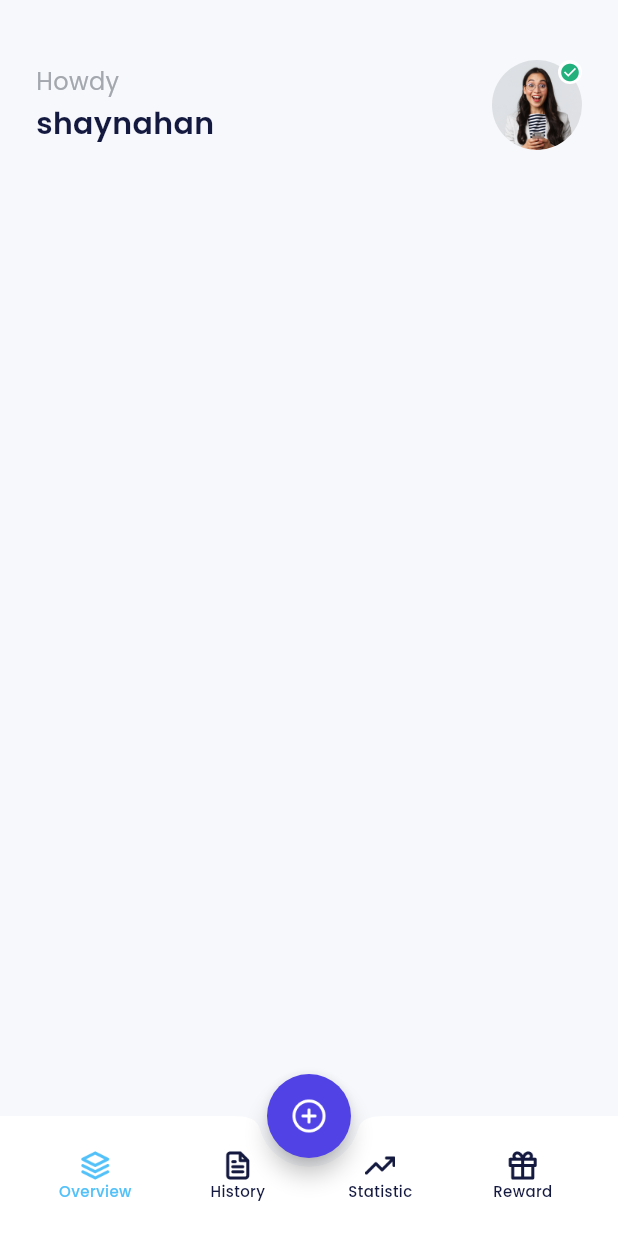
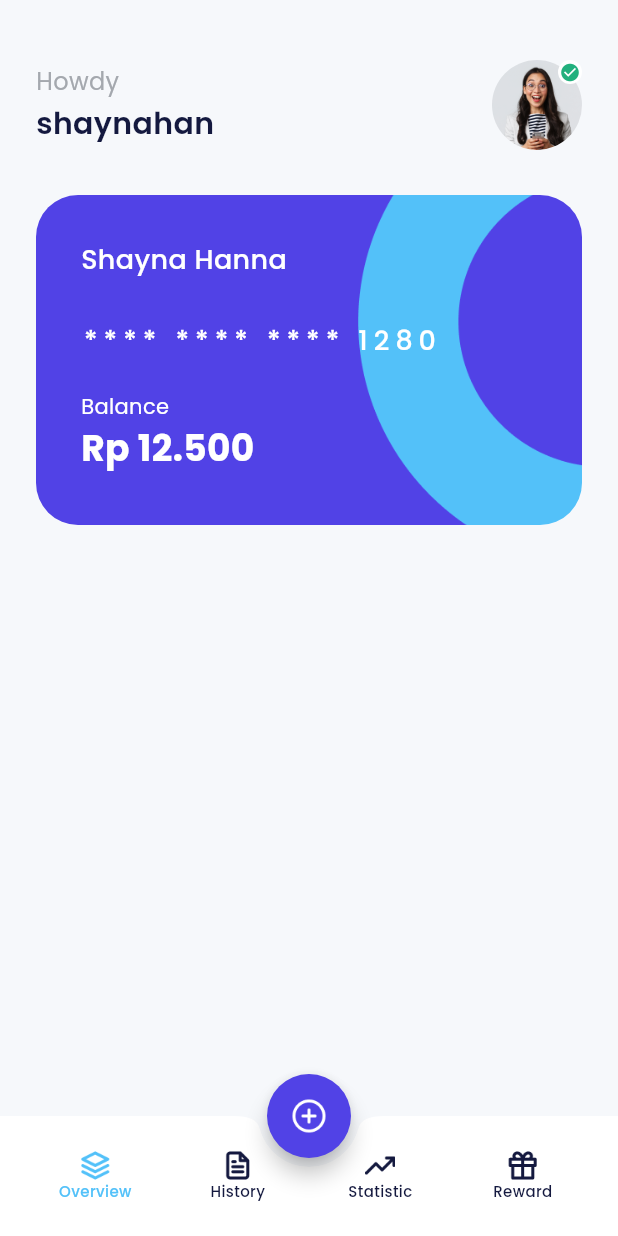
Before and after one commit to shandikadav/bank_sha, a Flutter app: the HomePage screen opened by its route, on a phone screen of 412 x 824 dp. Run offline on Flutter 3.47's test engine with Material 3 defaults, Android fonts, the phone set to English and light mode, and no system bars; our stand-ins replace carousel_slider, google_fonts.

```diff
--- a/lib/ui/pages/home_page.dart
+++ b/lib/ui/pages/home_page.dart
@@ -79,6 +79,7 @@ class HomePage extends StatelessWidget {
         ),
         children: [
           buildProfile(),
+          buildWalletCard(),
         ],
       ),
     );
@@ -145,4 +146,58 @@ class HomePage extends StatelessWidget {
       ),
     );
   }
+
+  Widget buildWalletCard() {
+    return Container(
+      width: double.infinity,
+      height: 220,
+      margin: const EdgeInsets.only(
+        top: 30,
+      ),
+      padding: const EdgeInsets.all(30),
+      decoration: BoxDecoration(
+        borderRadius: BorderRadius.circular(28),
+        image: const DecorationImage(
+          fit: BoxFit.cover,
+          image: AssetImage(
+            'assets/img_bg_card.png',
+          ),
+        ),
+      ),
+      child: Column(
+        crossAxisAlignment: CrossAxisAlignment.start,
+        children: [
+          Text(
+            'Shayna Hanna',
+            style: whiteTextStyle.copyWith(
+              fontSize: 18,
+              fontWeight: medium,
+            ),
+          ),
+          const SizedBox(
+            height: 28,
+          ),
+          Text(
+            '**** **** **** 1280',
+            style: whiteTextStyle.copyWith(
+              fontSize: 18,
+              fontWeight: medium,
+              letterSpacing: 4,
+            ),
+          ),
+          const SizedBox(
+            height: 21,
+          ),
+          Text(
+            'Balance',
+            style: whiteTextStyle,
+          ),
+          Text(
+            'Rp 12.500',
+            style: whiteTextStyle.copyWith(fontSize: 24, fontWeight: bold),
+          ),
+        ],
+      ),
+    );
+  }
 }
```
